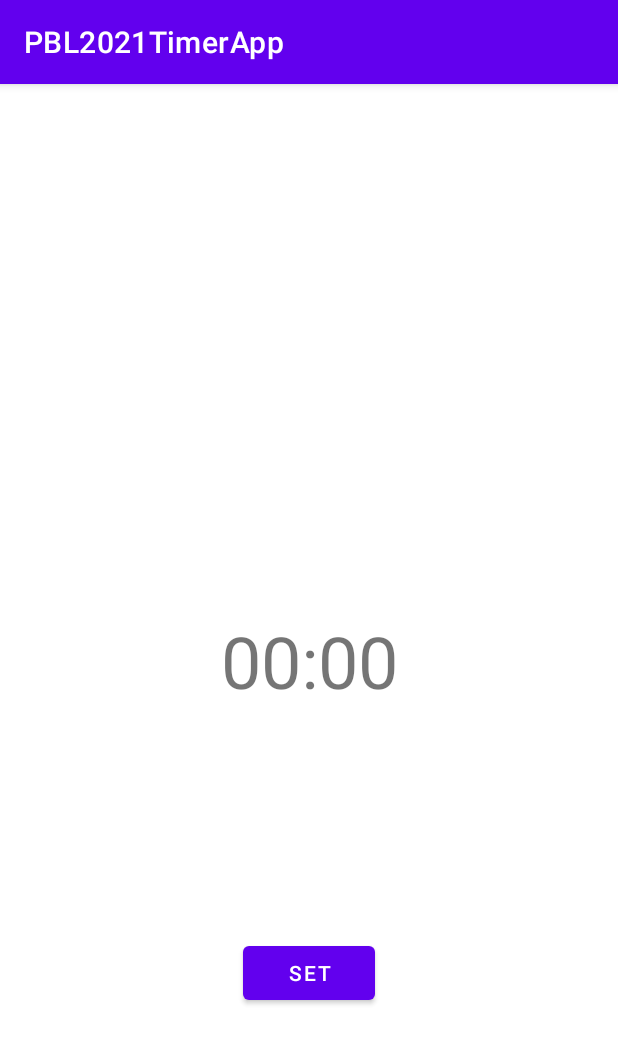
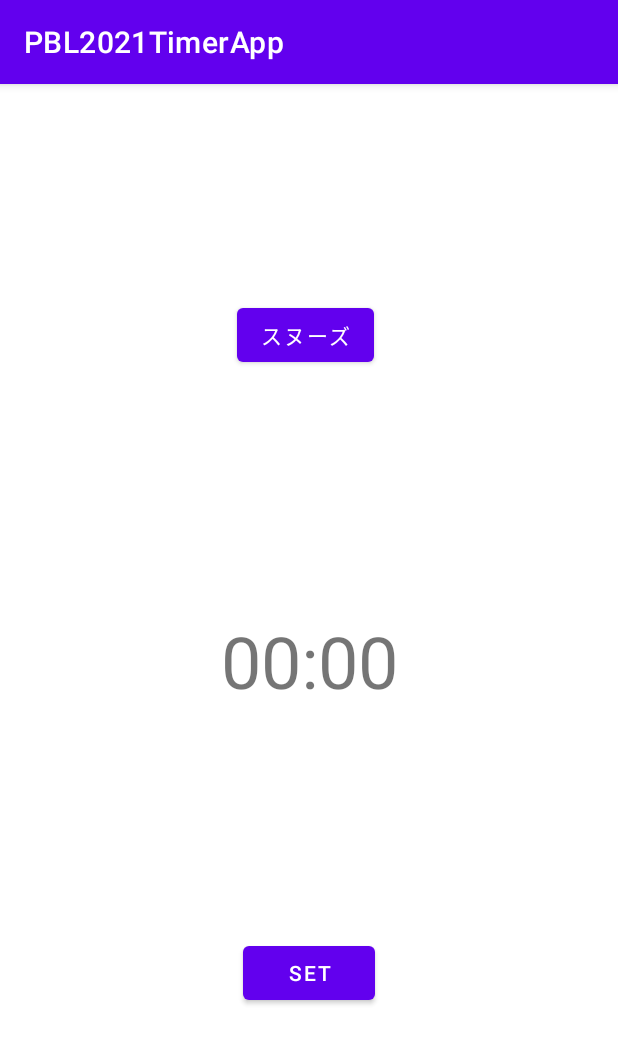
Before and after one commit to Toya-Onodera/PBL2021, an Android app: the SetTimeActivity screen opened directly, with no data from a screen before it, on a phone screen of 412 x 824 dp. Shown: the top 1044 px of the screen. Run offline under Robolectric (Android 15) with nearby library versions, the phone set to English and light mode, and no system bars; our stand-ins replace Room's generated code.

Commit message:
スタート画面からスヌーズ画面の作成と移動ボタンの追加

```diff
--- a/app/build.gradle
+++ b/app/build.gradle
@@ -28,6 +28,9 @@
         sourceCompatibility JavaVersion.VERSION_1_8
         targetCompatibility JavaVersion.VERSION_1_8
     }
+    buildFeatures {
+        viewBinding true
+    }
 }
 
 ext {
@@ -50,6 +53,8 @@
     implementation "androidx.room:room-guava:${RoomVersion}"
     implementation "androidx.room:room-testing:${RoomVersion}"
     implementation "androidx.room:room-paging:2.4.0-beta01"
+    implementation 'androidx.navigation:navigation-fragment:2.3.5'
+    implementation 'androidx.navigation:navigation-ui:2.3.5'
     testImplementation 'junit:junit:4.+'
     kapt "androidx.room:room-compiler:${RoomVersion}"
     androidTestImplementation 'androidx.test.ext:junit:1.1.2'
--- a/app/src/main/AndroidManifest.xml
+++ b/app/src/main/AndroidManifest.xml
@@ -10,6 +10,9 @@
         android:supportsRtl="true"
         android:theme="@style/Theme.PBL2021TimerApp">
         <activity
+            android:name=".MainActivity"
+            android:exported="false" />
+        <activity
             android:name=".view.set_time.SetTimeActivity"
             android:exported="true" />
         <activity
@@ -17,6 +20,7 @@
             android:exported="true">
             <intent-filter>
                 <action android:name="android.intent.action.MAIN" />
+
                 <category android:name="android.intent.category.LAUNCHER" />
             </intent-filter>
         </activity>
--- a/app/src/main/java/com/example/pbl2021timerapp/view/set_time/SetTimeActivity.java
+++ b/app/src/main/java/com/example/pbl2021timerapp/view/set_time/SetTimeActivity.java
@@ -2,10 +2,13 @@
 
 import androidx.appcompat.app.AppCompatActivity;
 import androidx.fragment.app.DialogFragment;
+
+import android.content.Intent;
 import android.os.Bundle;
 import android.widget.Button;
 import android.widget.TextView;
 
+import com.example.pbl2021timerapp.MainActivity;
 import com.example.pbl2021timerapp.R;
 import com.example.pbl2021timerapp.data_manager.set_time.TimeDataManagerCallback;
 import com.example.pbl2021timerapp.data_manager.set_time.TimeDataManager;
@@ -21,6 +24,9 @@
     // UI に使用するプロパティ
     private TextView setTimeTextView;
     private Button setTimerButton;
+    private Button buttona;
+
+
 
     // 時間を文字列で保持するプロパティ
     private String timeStr = "00:00";
@@ -51,6 +57,17 @@
             saveTime.setTimeStr(timeStr);
             timeDataManager.insert(saveTime);
         });
+
+        buttona = findViewById(R.id.button);
+        buttona.setOnClickListener(view -> {
+            onButtonClick1();
+        });
+
+    }
+
+    private void onButtonClick1() {
+        Intent intent = new Intent(this, MainActivity.class);
+        startActivity(intent);
     }
 
     public void onReturnChooseTime(int hourOfDay, int minute) {
--- a/app/src/main/res/layout/activity_set_time.xml
+++ b/app/src/main/res/layout/activity_set_time.xml
@@ -27,4 +27,16 @@
         app:layout_constraintStart_toStartOf="parent"
         app:layout_constraintTop_toTopOf="parent" />
 
+    <Button
+        android:id="@+id/button"
+        android:layout_width="wrap_content"
+        android:layout_height="wrap_content"
+        android:text="スヌーズ"
+        app:layout_constraintBottom_toBottomOf="parent"
+        app:layout_constraintEnd_toEndOf="parent"
+        app:layout_constraintHorizontal_bias="0.492"
+        app:layout_constraintStart_toStartOf="parent"
+        app:layout_constraintTop_toTopOf="parent"
+        app:layout_constraintVertical_bias="0.199" />
+
 </androidx.constraintlayout.widget.ConstraintLayout>
--- /dev/null
+++ b/app/src/main/res/values-land/dimens.xml
@@ -0,0 +1,3 @@
+<resources>
+        <dimen name="fab_margin">48dp</dimen>
+    </resources>
--- /dev/null
+++ b/app/src/main/res/values-w1240dp/dimens.xml
@@ -0,0 +1,3 @@
+<resources>
+        <dimen name="fab_margin">200dp</dimen>
+    </resources>
--- /dev/null
+++ b/app/src/main/res/values-w600dp/dimens.xml
@@ -0,0 +1,3 @@
+<resources>
+        <dimen name="fab_margin">48dp</dimen>
+    </resources>
--- /dev/null
+++ b/app/src/main/res/values/dimens.xml
@@ -0,0 +1,3 @@
+<resources>
+        <dimen name="fab_margin">16dp</dimen>
+    </resources>
```
Also changed, not shown: app/src/main/java/com/example/pbl2021timerapp/MainActivity.java (added, +14 -0 lines), app/src/main/res/layout/activity_main2.xml (added, +33 -0 lines), app/src/main/res/navigation/nav_graph.xml (added, +28 -0 lines), app/src/main/res/values/strings.xml (+9 -0 lines), app/src/main/res/values/themes.xml (+7 -0 lines).
